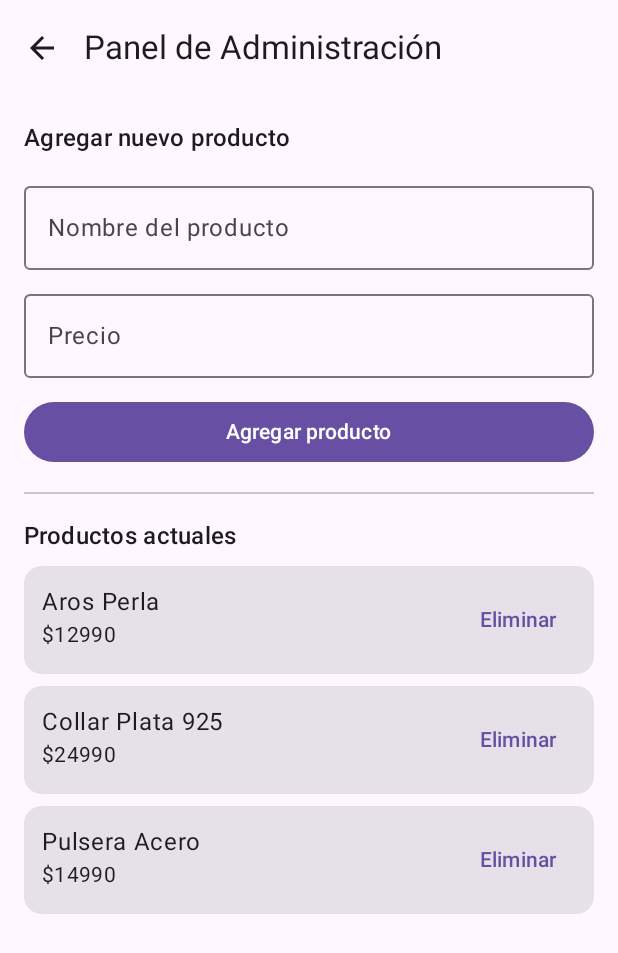
After one commit to steph4nia97/primos_joyeria, an Android app built with Jetpack Compose: the AdminPanelScreen screen opened through its navigation route, on a phone screen of 412 x 824 dp. The commit adds this screen. Shown: the top 953 px of the screen. Run offline under Robolectric (Android 15) with nearby library versions, the phone set to English and light mode, and no system bars; our stand-ins replace Room's generated code.

Commit message:
inicio sesion admin

```diff
--- a/app/src/main/java/com/primosjoyeria/MainActivity.kt
+++ b/app/src/main/java/com/primosjoyeria/MainActivity.kt
@@ -7,19 +7,22 @@ import androidx.room.Room
 import com.primosjoyeria.data.local.AppDb
 import com.primosjoyeria.data.repository.CatalogRepositoryRoom
 import com.primosjoyeria.ui.theme.nav.AppNav
-import com.primosjoyeria.ui.theme.AppTheme
 
 class MainActivity : ComponentActivity() {
     override fun onCreate(savedInstanceState: Bundle?) {
         super.onCreate(savedInstanceState)
 
-        val db = Room.databaseBuilder(applicationContext, AppDb::class.java, "joyeria.db").build()
+        // Crear DB + DAO + Repo
+        val db = Room.databaseBuilder(
+            applicationContext,
+            AppDb::class.java,
+            "primos_db"
+        ).fallbackToDestructiveMigration().build()
+
         val repo = CatalogRepositoryRoom(db.productoDao())
 
         setContent {
-            AppTheme {
-                AppNav(repo)
-            }
+            AppNav(repo) // ← tu nav recibe el repo
         }
     }
 }
--- a/app/src/main/java/com/primosjoyeria/data/local/ProductoDao.kt
+++ b/app/src/main/java/com/primosjoyeria/data/local/ProductoDao.kt
@@ -1,21 +1,35 @@
 package com.primosjoyeria.data.local
 
 import androidx.room.*
+import com.primosjoyeria.data.model.Product
 import com.primosjoyeria.data.model.CartItem
-import com.primosjoyeria.data.model.Product
 import kotlinx.coroutines.flow.Flow
 
 @Dao
 interface ProductoDao {
-    @Query("SELECT * FROM productos ORDER BY nombre")
+
+    // ===== Catálogo =====
+    @Query("SELECT * FROM producto")
     fun observarProductos(): Flow<List<Product>>
 
     @Insert(onConflict = OnConflictStrategy.REPLACE)
-    suspend fun insertProductos(items: List<Product>)
+    suspend fun insertProductos(productos: List<Product>)
 
-    @Query("SELECT COUNT(*) FROM productos")
+    @Update
+    suspend fun actualizarProducto(producto: Product)
+
+    @Delete
+    suspend fun eliminarProducto(producto: Product)
+
+    @Query("DELETE FROM producto WHERE id = :id")
+    suspend fun eliminarProductoPorId(id: Int)
+
+    @Query("SELECT COUNT(*) FROM producto")
     suspend fun countProductos(): Int
 
+
+
+    // ===== Carrito =====
     @Query("SELECT * FROM carrito")
     fun observarCarrito(): Flow<List<CartItem>>
 
--- a/app/src/main/java/com/primosjoyeria/data/repository/Repository.kt
+++ b/app/src/main/java/com/primosjoyeria/data/repository/Repository.kt
@@ -5,21 +5,26 @@ import com.primosjoyeria.data.model.CartItem
 import com.primosjoyeria.data.model.Product
 import kotlinx.coroutines.flow.Flow
 
-// ---- Interfaz ----
+// ---- Interfaz del repositorio ----
 interface CatalogRepository {
     fun productos(): Flow<List<Product>>
     fun carrito(): Flow<List<CartItem>>
     suspend fun seedIfEmpty()
     suspend fun agregarAlCarrito(p: Product)
-    suspend fun cambiarCantidad(productId: Int, delta: Int)   // Unit
+    suspend fun cambiarCantidad(productId: Int, delta: Int)
     suspend fun quitarDelCarrito(productId: Int)
     suspend fun vaciarCarrito()
+
+    // 🆕 Funciones para el panel de administración
+    suspend fun agregarProducto(nombre: String, precio: Int)
+    suspend fun eliminarProducto(id: Int)
 }
 
-// ---- Implementación ----
+// ---- Implementación con Room ----
 class CatalogRepositoryRoom(private val dao: ProductoDao) : CatalogRepository {
-    override fun productos() = dao.observarProductos()
-    override fun carrito() = dao.observarCarrito()
+
+    override fun productos(): Flow<List<Product>> = dao.observarProductos()
+    override fun carrito(): Flow<List<CartItem>> = dao.observarCarrito()
 
     override suspend fun seedIfEmpty() {
         if (dao.countProductos() == 0) {
@@ -46,11 +51,26 @@ class CatalogRepositoryRoom(private val dao: ProductoDao) : CatalogRepository {
         }
     }
 
-    // 👇 Bloque para no devolver Int (coincide con la interfaz)
     override suspend fun cambiarCantidad(productId: Int, delta: Int) {
         dao.actualizarCantidad(productId, delta)
     }
 
-    override suspend fun quitarDelCarrito(productId: Int) = dao.eliminarDelCarrito(productId)
-    override suspend fun vaciarCarrito() = dao.vaciarCarrito()
+    override suspend fun quitarDelCarrito(productId: Int) {
+        dao.eliminarDelCarrito(productId)
+    }
+
+    override suspend fun vaciarCarrito() {
+        dao.vaciarCarrito()
+    }
+
+    // 🟩 Agregar nuevo producto (desde el panel admin)
+    override suspend fun agregarProducto(nombre: String, precio: Int) {
+        val nuevo = Product(nombre = nombre, precio = precio)
+        dao.insertProductos(listOf(nuevo))
+    }
+
+    // 🟩 Eliminar producto por ID
+    override suspend fun eliminarProducto(id: Int) {
+        dao.eliminarProductoPorId(id)
+    }
 }
--- a/app/src/main/java/com/primosjoyeria/ui/theme/nav/AppNav.kt
+++ b/app/src/main/java/com/primosjoyeria/ui/theme/nav/AppNav.kt
@@ -10,6 +10,8 @@ import androidx.navigation.compose.NavHost
 import androidx.navigation.compose.composable
 import androidx.navigation.compose.rememberNavController
 import com.primosjoyeria.data.repository.CatalogRepository
+import com.primosjoyeria.ui.theme.screens.AdminLoginScreen
+import com.primosjoyeria.ui.theme.screens.AdminPanelScreen
 import com.primosjoyeria.ui.theme.AppViewModel
 import com.primosjoyeria.ui.theme.UiState
 import com.primosjoyeria.ui.theme.screens.CarritoScreen
@@ -32,21 +34,22 @@ fun AppNav(repo: CatalogRepository) {
 
     LaunchedEffect(Unit) { vm.seedIfEmpty() }
 
-    // 👇 Nómbralo distinto y tipalo explícitamente
     val uiState: UiState = vm.state.collectAsStateWithLifecycle().value
+
     NavHost(navController = nav, startDestination = Routes.Login) {
         composable(Routes.Login) {
             LoginScreen(
                 alIniciarSesion = { correo, pass ->
-                    // Aquí puedes validar el login o navegar directo
                     nav.navigate(Routes.Catalogo)
                 },
-                alRegistrarClick = {
-                    // Podrías agregar luego una pantalla de registro
-                }
+                alRegistrarClick = { /* registrar */ },
+                onAdminClick = { nav.navigate(Routes.AdminLogin) } // 👈 aquí lo conectas
             )
         }
 
+
+
+        // Resto de tus pantallas (catálogo, carrito, etc.)
         composable(Routes.Catalogo) {
             CatalogoScreen(
                 state = uiState,
@@ -65,5 +68,21 @@ fun AppNav(repo: CatalogRepository) {
                 goBack = { nav.popBackStack() }
             )
         }
+
+        // 👉 Ruta nueva del login admin (ya creada antes)
+        composable(Routes.AdminLogin) {
+            AdminLoginScreen(
+                onLoginSuccess = { nav.navigate(Routes.AdminPanel) },
+                onBack = { nav.popBackStack() }
+            )
+        }
+
+        composable(Routes.AdminPanel) {
+            AdminPanelScreen(
+                repo = repo,
+                goBack = { nav.popBackStack() }
+            )
+        }
+
     }
 }
--- a/app/src/main/java/com/primosjoyeria/ui/theme/nav/Routes.kt
+++ b/app/src/main/java/com/primosjoyeria/ui/theme/nav/Routes.kt
@@ -1,8 +1,14 @@
 package com.primosjoyeria.ui.theme.nav
 
 object Routes {
+    // 🔹 Pantalla de inicio de sesión para usuarios normales
     const val Login = "login"
+
+    // 🔹 Pantallas de la tienda
     const val Catalogo = "catalogo"
     const val Carrito = "carrito"
 
+    // 🔹 Pantallas del administrador
+    const val AdminLogin = "admin_login"
+    const val AdminPanel = "admin_panel"
 }
--- /dev/null
+++ b/app/src/main/java/com/primosjoyeria/ui/theme/screens/AdminPanelScreen.kt
@@ -0,0 +1,134 @@
+package com.primosjoyeria.ui.theme.screens
+
+import androidx.compose.foundation.layout.*
+import androidx.compose.foundation.lazy.LazyColumn
+import androidx.compose.foundation.lazy.items
+import androidx.compose.material.icons.Icons
+import androidx.compose.material3.*
+import androidx.compose.runtime.*
+import androidx.compose.ui.Modifier
+import androidx.compose.ui.unit.dp
+import com.primosjoyeria.data.model.Product
+import com.primosjoyeria.data.repository.CatalogRepository
+import kotlinx.coroutines.launch
+import androidx.compose.material.icons.filled.ArrowBack
+
+
+@OptIn(ExperimentalMaterial3Api::class)
+@Composable
+fun AdminPanelScreen(
+    repo: CatalogRepository,
+    goBack: () -> Unit
+) {
+    val scope = rememberCoroutineScope()
+    var productos by remember { mutableStateOf<List<Product>>(emptyList()) }
+
+    // Cargar productos de la BD
+    LaunchedEffect(Unit) {
+        repo.productos().collect { productos = it }
+    }
+
+    var nombre by remember { mutableStateOf("") }
+    var precio by remember { mutableStateOf("") }
+    var mensaje by remember { mutableStateOf<String?>(null) }
+
+    Scaffold(
+        topBar = {
+            TopAppBar(
+                title = { Text("Panel de Administración") },
+                navigationIcon = {
+                    IconButton(onClick = goBack) {
+                        Icon(Icons.Default.ArrowBack, contentDescription = "Volver")
+                    }
+                }
+            )
+        }
+    ) { padding ->
+        Column(
+            modifier = Modifier
+                .padding(padding)
+                .padding(16.dp)
+        ) {
+            // 🔹 Formulario de agregar producto
+            Text("Agregar nuevo producto", style = MaterialTheme.typography.titleMedium)
+            Spacer(Modifier.height(12.dp))
+
+            OutlinedTextField(
+                value = nombre,
+                onValueChange = { nombre = it },
+                label = { Text("Nombre del producto") },
+                modifier = Modifier.fillMaxWidth()
+            )
+
+            Spacer(Modifier.height(8.dp))
+
+            OutlinedTextField(
+                value = precio,
+                onValueChange = { precio = it },
+                label = { Text("Precio") },
+                modifier = Modifier.fillMaxWidth(),
+                singleLine = true
+            )
+
+            Spacer(Modifier.height(12.dp))
+
+            Button(
+                onClick = {
+                    val p = precio.toIntOrNull()
+                    if (nombre.isNotBlank() && p != null) {
+                        scope.launch {
+                            repo.agregarProducto(nombre, p)
+                            nombre = ""
+                            precio = ""
+                            mensaje = "Producto agregado correctamente"
+                        }
+                    } else {
+                        mensaje = "Debes ingresar nombre y precio válido"
+                    }
+                },
+                modifier = Modifier.fillMaxWidth()
+            ) {
+                Text("Agregar producto")
+            }
+
+            mensaje?.let {
+                Spacer(Modifier.height(8.dp))
+                Text(it, color = MaterialTheme.colorScheme.primary)
+            }
+
+            Divider(Modifier.padding(vertical = 16.dp))
+
+            // 🔹 Lista de productos existentes
+            Text("Productos actuales", style = MaterialTheme.typography.titleMedium)
+            Spacer(Modifier.height(8.dp))
+
+            LazyColumn(verticalArrangement = Arrangement.spacedBy(8.dp)) {
+                items(productos, key = { it.id }) { producto ->
+                    Card(Modifier.fillMaxWidth()) {
+                        Row(
+                            Modifier
+                                .fillMaxWidth()
+                                .padding(12.dp),
+                            horizontalArrangement = Arrangement.SpaceBetween
+                        ) {
+                            Column {
+                                Text(producto.nombre, style = MaterialTheme.typography.bodyLarge)
+                                Text("$${producto.precio}", style = MaterialTheme.typography.bodyMedium)
+                            }
+
+                            Row {
+                                TextButton(onClick = {
+                                    scope.launch {
+                                        repo.eliminarProducto(producto.id)
+                                    }
+                                }) {
+                                    Text("Eliminar")
+                                }
+                            }
+                        }
+                    }
+                }
+            }
+        }
+    }
+}
--- a/app/src/main/java/com/primosjoyeria/ui/theme/screens/LoginScreen.kt
+++ b/app/src/main/java/com/primosjoyeria/ui/theme/screens/LoginScreen.kt
@@ -23,6 +23,7 @@ import androidx.compose.runtime.collectAsState
 fun LoginScreen(
     alIniciarSesion: (String, String) -> Unit,
     alRegistrarClick: () -> Unit,
+    onAdminClick: () -> Unit,  // boton admin
     vm: FormViewModel = viewModel()
 ) {
     val formulario: EstadoFormularioLogin = vm.estado.collectAsState().value
@@ -88,11 +89,20 @@ fun LoginScreen(
                 enabled = formulario.email.valor.isNotBlank() &&
                         formulario.password.valor.isNotBlank(),
                 modifier = Modifier.fillMaxWidth()
-            ) { Text("Iniciar sesión") }
+            ) {
+                Text("Iniciar sesión")
+            }
 
             TextButton(onClick = alRegistrarClick) {
                 Text("¿No tienes cuenta? Regístrate aquí")
             }
+
+
+            TextButton(onClick = { onAdminClick() }) {
+                Text("¿Eres administrador? Inicia sesión aquí")
+            }
+
+
         }
     }
 }
```
Also changed, not shown: app/src/main/java/com/primosjoyeria/data/model/Product.kt (+3 -4 lines), app/src/main/java/com/primosjoyeria/ui/theme/screens/AdminLoginScreen.kt (added, +71 -0 lines).
